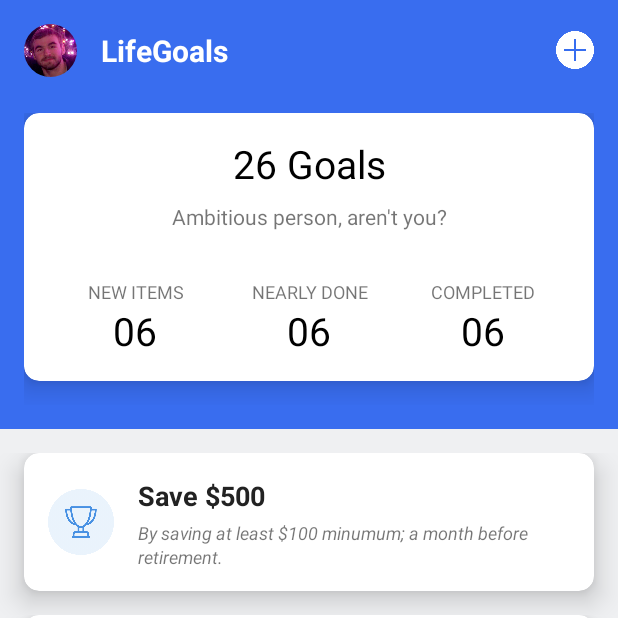
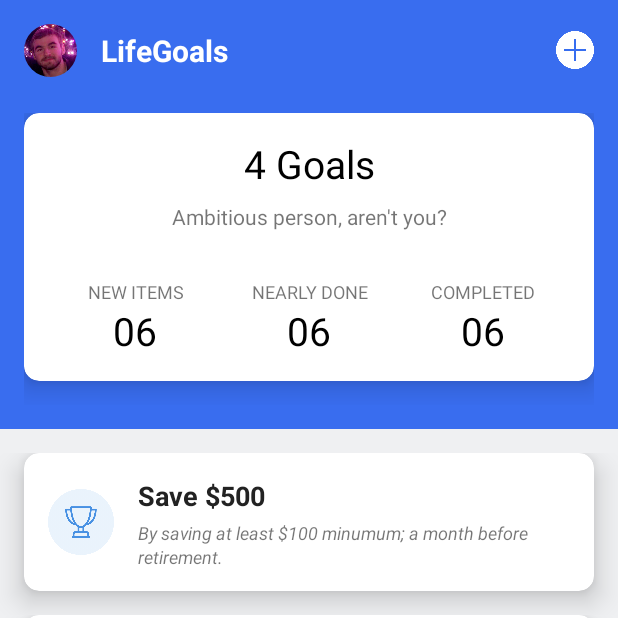
Before and after one commit to saxal28/android_todo, an Android app: the screen it shows after launch (MainActivity), on a phone screen of 412 x 824 dp, the top half of it. Run offline under Robolectric (Android 15) with nearby library versions, the phone set to English and light mode, and no system bars; our stand-ins replace CircleImageView, data binding.

Commit message:
add viewmodel to cell_todo_header

```diff
--- a/app/src/main/java/me/saxal/todoapp/todos/TodosFragment.kt
+++ b/app/src/main/java/me/saxal/todoapp/todos/TodosFragment.kt
@@ -31,7 +31,7 @@ class TodosFragment: Fragment() {
         binding.viewModel = model
 
         viewManager = LinearLayoutManager(this.context)
-        viewAdapter = TodosListAdapter(model.todos)
+        viewAdapter = TodosListAdapter(model.todos, viewModel = model)
 
         // inflate recycler view
         recyclerView = binding.root.findViewById<RecyclerView>(R.id.todos_recycler).apply {
--- a/app/src/main/java/me/saxal/todoapp/todos/TodosListAdapter.kt
+++ b/app/src/main/java/me/saxal/todoapp/todos/TodosListAdapter.kt
@@ -11,7 +11,7 @@ abstract class BaseViewHolder<T>(itemView: View) : RecyclerView.ViewHolder(itemV
     abstract fun bind(item: T)
 }
 
-class TodosListAdapter(private val myDataset: List<TodoModel>) :
+class TodosListAdapter(private val myDataset: List<TodoModel>, private val viewModel: TodosViewModel) :
     RecyclerView.Adapter<BaseViewHolder<*>>() {
 
     companion object {
@@ -27,9 +27,9 @@ class TodosListAdapter(private val myDataset: List<TodoModel>) :
     }
 
     inner class HeaderViewHolder(private val binding: CellTodoHeaderBinding) :
-        BaseViewHolder<TodoModel>(binding.root) {
-        override fun bind(item: TodoModel) {
-            binding.name = "hi"
+        BaseViewHolder<TodosViewModel>(binding.root) {
+        override fun bind(item: TodosViewModel) {
+            binding.viewModel = item
         }
     }
 
@@ -65,7 +65,7 @@ class TodosListAdapter(private val myDataset: List<TodoModel>) :
         val element = if (position == 0) myDataset[0] else myDataset[position - 1];
 
         when (holder) {
-            is HeaderViewHolder -> holder.bind(element)
+            is HeaderViewHolder -> holder.bind(viewModel)
             is TodoViewHolder -> holder.bind(element)
         }
     }
--- a/app/src/main/java/me/saxal/todoapp/todos/TodosViewModel.kt
+++ b/app/src/main/java/me/saxal/todoapp/todos/TodosViewModel.kt
@@ -12,6 +12,7 @@ class TodosViewModel : ViewModel() {
     )
 
     val test: String = "Hello!"
+    val goalsString = "${todos.count()} Goals"
 
 //    private val users: MutableLiveData<List<User>> by lazy {
 //        MutableLiveData().also {
--- a/app/src/main/res/layout/cell_todo_header.xml
+++ b/app/src/main/res/layout/cell_todo_header.xml
@@ -5,8 +5,8 @@
 
     <data>
         <variable
-                name="name"
-                type="String" />
+                name="viewModel"
+                type="me.saxal.todoapp.todos.TodosViewModel" />
     </data>
 
     <LinearLayout
@@ -16,46 +16,6 @@
             android:layout_marginBottom="@dimen/padding"
             android:background="@color/primaryBlue"
             android:orientation="vertical">
-
-        <!--    <LinearLayout-->
-        <!--            android:layout_width="match_parent"-->
-        <!--            android:layout_height="wrap_content"-->
-        <!--            android:background="@color/primaryBlue"-->
-        <!--            android:orientation="vertical"-->
-        <!--            android:padding="@dimen/padding"-->
-        <!--            >-->
-
-        <!--        <LinearLayout-->
-        <!--                android:layout_width="match_parent"-->
-        <!--                android:layout_height="wrap_content"-->
-        <!--                android:orientation="horizontal">-->
-
-        <!--            <de.hdodenhof.circleimageview.CircleImageView-->
-        <!--                    android:layout_width="35dp"-->
-        <!--                    android:layout_height="35dp"-->
-        <!--                    android:src="@drawable/avatar" />-->
-
-        <!--            <TextView-->
-        <!--                    android:id="@+id/textView3"-->
-        <!--                    android:layout_width="0dp"-->
-        <!--                    android:layout_height="wrap_content"-->
-        <!--                    android:layout_gravity="center_vertical"-->
-        <!--                    android:layout_marginStart="16dp"-->
-        <!--                    android:layout_weight="1"-->
-        <!--                    android:text="@string/lifegoals"-->
-        <!--                    android:textColor="@android:color/white"-->
-        <!--                    android:textSize="20sp"-->
-        <!--                    android:textStyle="bold" />-->
-
-        <!--            <ImageButton-->
-        <!--                    android:id="@+id/imageButton"-->
-        <!--                    android:layout_width="25dp"-->
-        <!--                    android:layout_height="25dp"-->
-        <!--                    android:layout_gravity="center_vertical"-->
-        <!--                    android:background="@drawable/add_button"-->
-        <!--                    android:scaleType="centerCrop" />-->
-        <!--        </LinearLayout>-->
-        <!--    </LinearLayout>-->
 
         <LinearLayout
                 android:layout_width="match_parent"
@@ -84,7 +44,7 @@
                             android:layout_width="match_parent"
                             android:layout_height="wrap_content"
                             android:layout_marginBottom="@dimen/padding_small"
-                            android:text="26 Goals"
+                            android:text="@{viewModel.goalsString}"
                             android:textAlignment="center"
                             android:textColor="@android:color/black"
                             android:textSize="@dimen/title_size"
```
